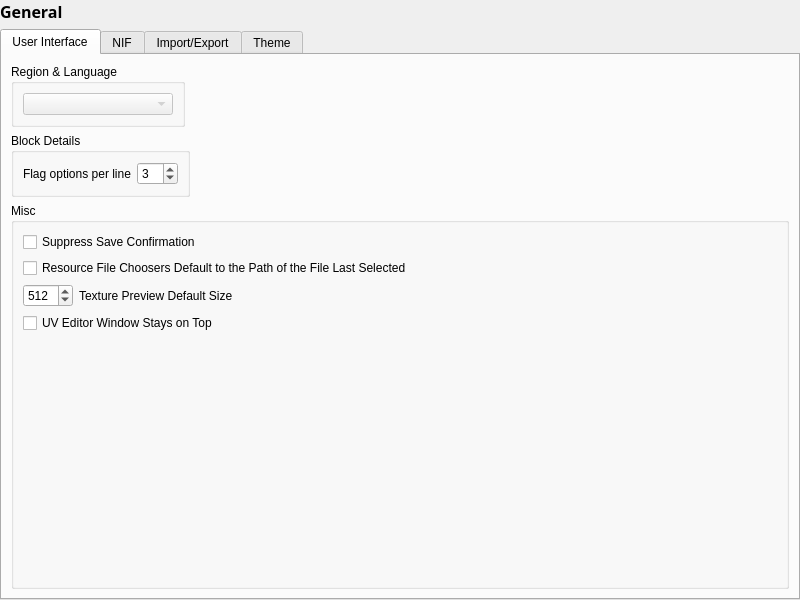
Above: src/ui/settingsgeneral.ui from BungoV/NifSkope-WildWastelandEdition before the change. Below: the same form after it.
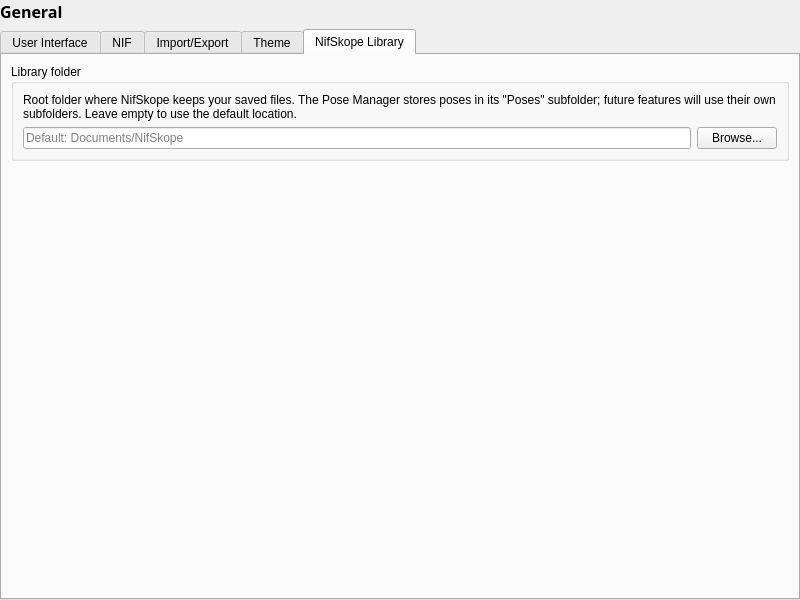
That is the form after the change. The open tabs and pages were chosen to show the change. Custom widgets are drawn as their Qt base class.

Commit message: Headless CLI, Pose Manager, PBRM skin, procedural lightning, FO4 spec/gloss

Diff of the .ui file:
```diff
--- a/src/ui/settingsgeneral.ui
+++ b/src/ui/settingsgeneral.ui
@@ -1112,6 +1112,69 @@
        </item>
       </layout>
      </widget>
+     <widget class="QWidget" name="library">
+      <attribute name="title">
+       <string>NifSkope Library</string>
+      </attribute>
+      <layout class="QVBoxLayout" name="verticalLayoutLibrary">
+       <item>
+        <widget class="QGroupBox" name="grpLibrary">
+         <property name="flat">
+          <bool>true</bool>
+         </property>
+         <property name="title">
+          <string>Library folder</string>
+         </property>
+         <layout class="QVBoxLayout" name="verticalLayoutLibFolder">
+          <item>
+           <widget class="QLabel" name="lblLibraryInfo">
+            <property name="text">
+             <string>Root folder where NifSkope keeps your saved files. The Pose Manager stores poses in its &quot;Poses&quot; subfolder; future features will use their own subfolders. Leave empty to use the default location.</string>
+            </property>
+            <property name="wordWrap">
+             <bool>true</bool>
+            </property>
+           </widget>
+          </item>
+          <item>
+           <layout class="QHBoxLayout" name="horizontalLayoutLibFolder">
+            <item>
+             <widget class="QLineEdit" name="libraryFolder">
+              <property name="placeholderText">
+               <string>Default: Documents/NifSkope</string>
+              </property>
+              <property name="toolTip">
+               <string>Absolute path to the NifSkope library root. Shared with the Pose Manager's Folder... button.</string>
+              </property>
+             </widget>
+            </item>
+            <item>
+             <widget class="QPushButton" name="btnLibraryBrowse">
+              <property name="text">
+               <string>Browse...</string>
+              </property>
+             </widget>
+            </item>
+           </layout>
+          </item>
+         </layout>
+        </widget>
+       </item>
+       <item>
+        <spacer name="verticalSpacerLibrary">
+         <property name="orientation">
+          <enum>Qt::Vertical</enum>
+         </property>
+         <property name="sizeHint" stdset="0">
+          <size>
+           <width>20</width>
+           <height>40</height>
+          </size>
+         </property>
+        </spacer>
+       </item>
+      </layout>
+     </widget>
     </widget>
    </item>
   </layout>
```
The commit also changes 45 other files.
